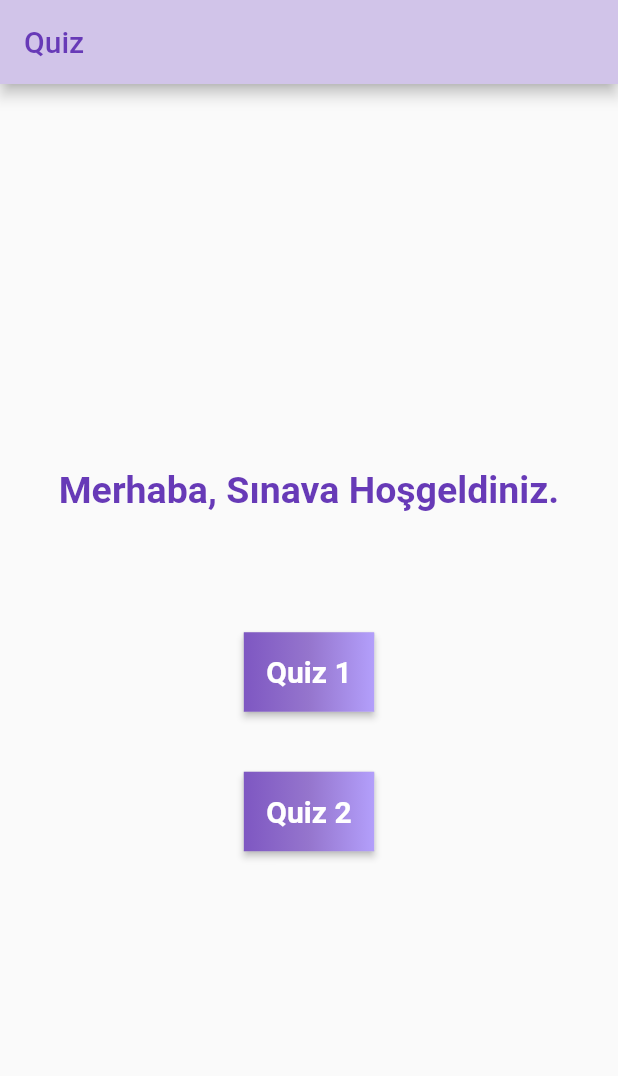
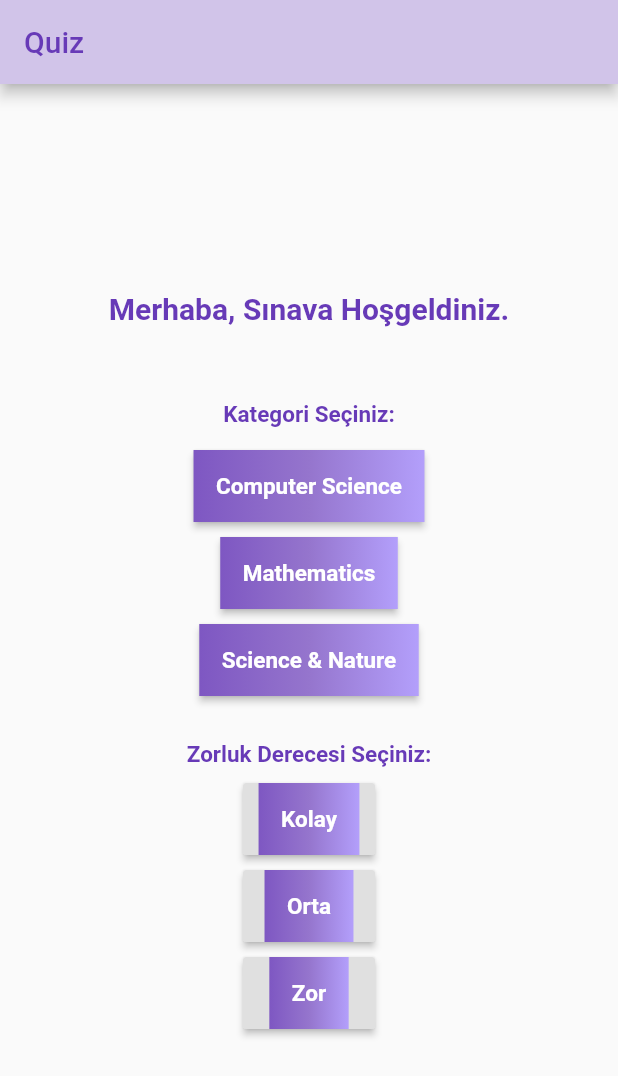
Before and after one commit to zselda/Quiz-App, a Flutter app: the screen it shows after launch, on a phone screen of 412 x 824 dp. Shown: the top 1076 px of the screen. Run offline on Flutter 3.47's test engine with Material 2 defaults, Android fonts, the phone set to English and light mode, and no system bars; our stand-ins replace html_unescape.

Commit message:
User can choose category and difficulty. Second version of quiz app.

```diff
--- a/lib/Screens/HomePage.dart
+++ b/lib/Screens/HomePage.dart
@@ -1,18 +1,21 @@
 import 'QuizPage.dart';
-import 'QuizPage2.dart';
 import 'package:flutter/material.dart';
+import 'package:selda_quiz_app/Service/QuizManager.dart';
 
 void gotoQuizPage(BuildContext context) {
   Navigator.of(context).push(
     MaterialPageRoute(builder: (context) => QuizPage()),
   );
 }
+_onPressed1 (int cat_id){
+  category_ID = cat_id;
+}
+_onPressed2 (String diff){
+  difficult = diff;
+}
 
-void gotoQuizPage2(BuildContext context) {
-  Navigator.of(context).push(
-    MaterialPageRoute(builder: (context) => QuizPage2()),
-  );
-}
+ int category_ID;
+ String difficult;
 
 class HomePage extends StatelessWidget {
   @override
@@ -30,7 +33,7 @@ class HomePage extends StatelessWidget {
               child: Text(
                 'Merhaba, Sınava Hoşgeldiniz.',
                 style: TextStyle(
-                    fontSize: 25,
+                    fontSize: 20,
                     fontWeight: FontWeight.bold,
                     color: Colors.deepPurple
                 ),
@@ -38,11 +41,31 @@ class HomePage extends StatelessWidget {
             ),
           ),
           SizedBox(
-            height: 80,
+            height: 50,
           ),
-          RaisedButton(
-            onPressed: () {
-              gotoQuizPage(context); },
+          Container(
+            width: double.infinity,
+            padding: EdgeInsets.symmetric(horizontal: 10),
+            child: Center(
+              child: Text(
+                'Kategori Seçiniz:',
+                style: TextStyle(
+                    fontSize: 15,
+                    fontWeight: FontWeight.bold,
+                    color: Colors.deepPurple
+                ),
+              ),
+            ),
+          ),
+          SizedBox(
+            height: 15,
+          ),
+            RaisedButton(
+            onPressed: ()  {
+              {
+                gotoQuizPage(context); }
+                _onPressed1(18);
+            },
             padding: const EdgeInsets.all(0.0),
             child : Container(
               decoration: const BoxDecoration(
@@ -55,21 +78,101 @@ class HomePage extends StatelessWidget {
                 ),
               ),
               padding: const EdgeInsets.all(15.0),
-              child: Text('Quiz 1',
+              child: Text('Computer Science',
                 style: TextStyle(
                     fontWeight: FontWeight.bold,
-                    fontSize: 20,
+                    fontSize: 15,
                     color: Colors.white
                 ),
               ),
             ),
           ),
+            SizedBox (
+              height: 10,
+            ),
+            RaisedButton(
+              onPressed: ()  {
+                {
+                  gotoQuizPage(context); }
+                _onPressed1(19);
+              },
+              padding: const EdgeInsets.all(0.0),
+              child : Container(
+                decoration: const BoxDecoration(
+                  gradient: LinearGradient(
+                    colors: <Color>[
+                      Color(0xFF7E57C2),
+                      Color(0xFF9575CD),
+                      Color(0xFFB39FFB),
+                    ],
+                  ),
+                ),
+                padding: const EdgeInsets.all(15.0),
+                child: Text('Mathematics',
+                  style: TextStyle(
+                      fontWeight: FontWeight.bold,
+                      fontSize: 15,
+                      color: Colors.white
+                  ),
+                ),
+              ),
+            ),
           SizedBox (
-            height: 40,
+            height: 10,
+          ),
+            RaisedButton(
+              onPressed: ()  {
+                {
+                  gotoQuizPage(context); }
+                _onPressed1(17);
+              },
+              padding: const EdgeInsets.all(0.0),
+              child : Container(
+                decoration: const BoxDecoration(
+                  gradient: LinearGradient(
+                    colors: <Color>[
+                      Color(0xFF7E57C2),
+                      Color(0xFF9575CD),
+                      Color(0xFFB39FFB),
+                    ],
+                  ),
+                ),
+                padding: const EdgeInsets.all(15.0),
+                child: Text('Science & Nature',
+                  style: TextStyle(
+                      fontWeight: FontWeight.bold,
+                      fontSize: 15,
+                      color: Colors.white
+                  ),
+                ),
+              ),
+            ),
+          SizedBox (
+            height: 30,
+          ),
+          Container(
+            width: double.infinity,
+            padding: EdgeInsets.symmetric(horizontal: 10),
+            child: Center(
+              child: Text(
+                'Zorluk Derecesi Seçiniz:',
+                style: TextStyle(
+                    fontSize: 15,
+                    fontWeight: FontWeight.bold,
+                    color: Colors.deepPurple
+                ),
+              ),
+            ),
+          ),
+          SizedBox (
+            height: 10,
           ),
           RaisedButton(
-            onPressed: () {
-              gotoQuizPage2(context); },
+            onPressed: ()  {
+              {
+                gotoQuizPage(context); }
+              _onPressed2('easy');
+            },
             padding: const EdgeInsets.all(0.0),
             child : Container(
               decoration: const BoxDecoration(
@@ -82,10 +185,70 @@ class HomePage extends StatelessWidget {
                 ),
               ),
               padding: const EdgeInsets.all(15.0),
-              child: Text('Quiz 2',
+              child: Text('Kolay',
                 style: TextStyle(
                     fontWeight: FontWeight.bold,
-                    fontSize: 20,
+                    fontSize: 15,
+                    color: Colors.white
+                ),
+              ),
+            ),
+          ),
+          SizedBox (
+            height: 10,
+          ),
+          RaisedButton(
+            onPressed: ()  {
+              {
+                gotoQuizPage(context); }
+              _onPressed2('medium');
+            },
+            padding: const EdgeInsets.all(0.0),
+            child : Container(
+              decoration: const BoxDecoration(
+                gradient: LinearGradient(
+                  colors: <Color>[
+                    Color(0xFF7E57C2),
+                    Color(0xFF9575CD),
+                    Color(0xFFB39FFB),
+                  ],
+                ),
+              ),
+              padding: const EdgeInsets.all(15.0),
+              child: Text('Orta',
+                style: TextStyle(
+                    fontWeight: FontWeight.bold,
+                    fontSize: 15,
+                    color: Colors.white
+                ),
+              ),
+            ),
+          ),
+          SizedBox (
+            height: 10,
+          ),
+          RaisedButton(
+            onPressed: ()  {
+              {
+                gotoQuizPage(context); }
+              _onPressed2('hard');
+            },
+            padding: const EdgeInsets.all(0.0),
+            child : Container(
+              decoration: const BoxDecoration(
+                gradient: LinearGradient(
+                  colors: <Color>[
+                    Color(0xFF7E57C2),
+                    Color(0xFF9575CD),
+                    Color(0xFFB39FFB),
+                  ],
+                ),
+              ),
+              padding: const EdgeInsets.all(15.0),
+              child: Text('Zor',
+                style: TextStyle(
+                    fontWeight: FontWeight.bold,
+                    fontSize: 15,
                     color: Colors.white
                 ),
               ),
--- a/lib/main.dart
+++ b/lib/main.dart
@@ -1,6 +1,7 @@
 import 'Screens/QuizPage.dart';
 import 'Screens/HomePage.dart';
 import 'package:flutter/material.dart';
+
 
 void main() {
   runApp(MyApp());
--- a/pubspec.yaml
+++ b/pubspec.yaml
@@ -23,6 +23,8 @@ environment:
 dependencies:
   flutter:
     sdk: flutter
+  http: ^0.12.2
+  html_unescape: ^1.0.2
 
 
   # The following adds the Cupertino Icons font to your application.
```
Also changed, not shown: lib/Screens/QuizPage.dart (+25 -6 lines), lib/Screens/QuizPage2.dart (deleted, +0 -23 lines), lib/Service/QuizManager.dart (+35 -26 lines), pubspec.lock.
